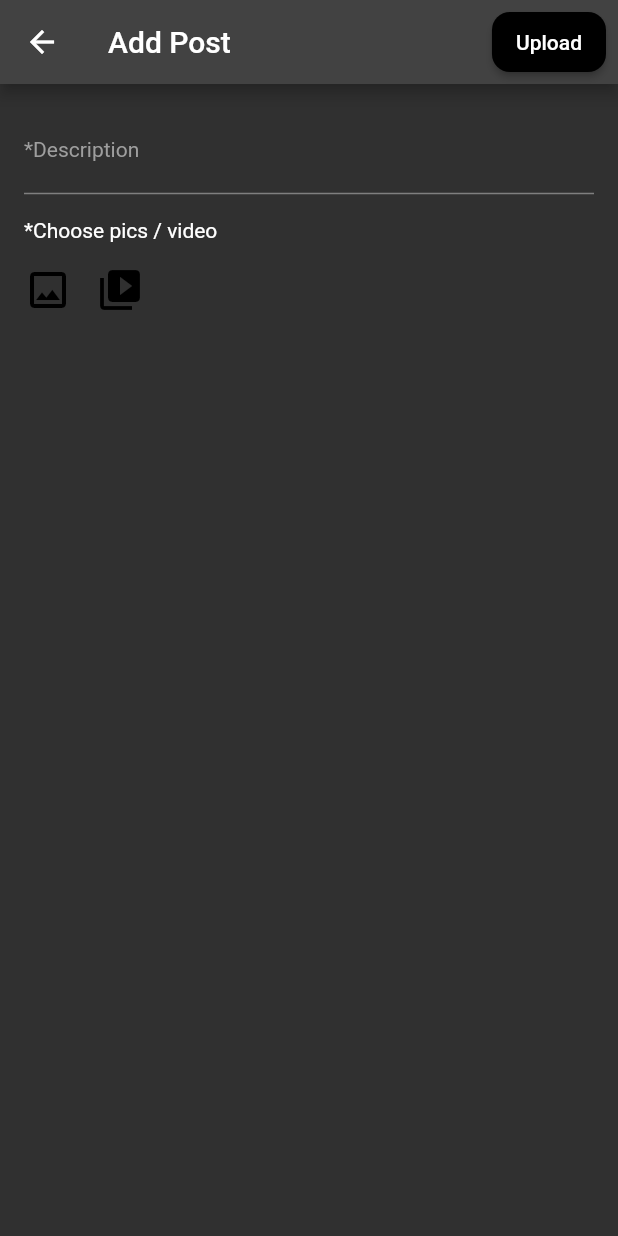
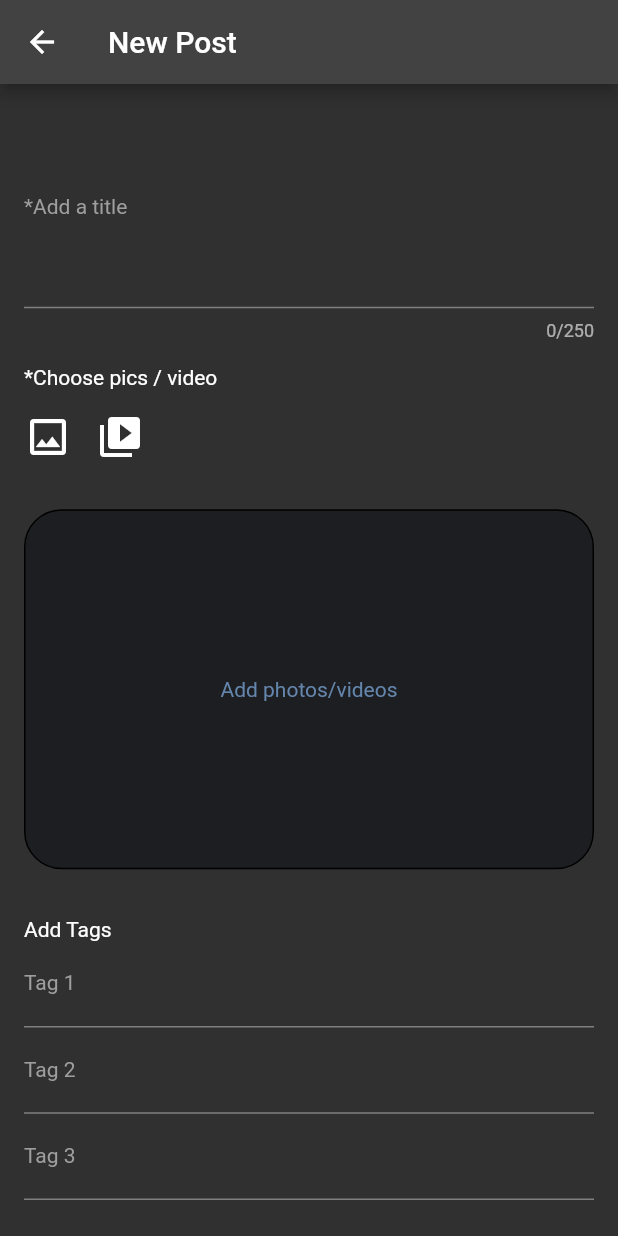
Before and after one commit to SatyamKr07/expApp, a Flutter app: the AddPost screen opened directly, on a phone screen of 412 x 824 dp. Run offline on Flutter 3.47's test engine with Material 2 defaults, Android fonts, the phone set to English and light mode, and no system bars; drawn by our look-alikes of carousel_slider; our stand-ins replace better_player, cached_network_image, cloud_firestore, firebase_auth, firebase_core, firebase_storage and 13 more; missing offline and left inert: video_compress; accounts and stored records are empty; generated files the repository leaves out were written again.

Commit message:
Add post page ui done

```diff
--- a/lib/src/central/widgets/build_swiper.dart
+++ b/lib/src/central/widgets/build_swiper.dart
@@ -31,7 +31,29 @@ class _BuildSwiperState extends State<BuildSwiper> {
   int _current = 0;
   @override
   Widget build(BuildContext context) {
-    return Stack(
+    return widget.mediaList.isEmpty
+        ? Padding(
+            padding: const EdgeInsets.all(16.0),
+            child: Container(
+              height: 240,
+              decoration: BoxDecoration(
+                border: Border.all(
+                  width: 1,
+                ),
+                borderRadius: BorderRadius.circular(25),
+                color: Color(0xff1C1E21),
+              ),
+              child: Center(
+                child: Text(
+                  "Add photos/videos",
+                  style: TextStyle(
+                    color: Color(0xff6485AC),
+                  ),
+                ),
+              ),
+            ),
+          )
+        : Stack(
             alignment: Alignment.center,
             clipBehavior: Clip.hardEdge,
             children: [
@@ -70,18 +92,20 @@ class _BuildSwiperState extends State<BuildSwiper> {
                                   child: ClipRRect(
                                     borderRadius: BorderRadius.circular(0),
                                     child: ConstrainedBox(
-                                  constraints:
-                                      BoxConstraints(maxHeight: Get.width),
+                                        constraints: BoxConstraints(
+                                            maxHeight: Get.width),
                                         child: (media.type == "image")
                                             ? CachedNetworkImage(
                                                 fit: BoxFit.cover,
                                                 imageUrl: media.url,
-                                          progressIndicatorBuilder: (context,
-                                                  url, downloadProgress) =>
+                                                progressIndicatorBuilder:
+                                                    (context, url,
+                                                            downloadProgress) =>
                                                         const Center(
                                                   child: MyLoadingWidget(),
                                                 ),
-                                          errorWidget: (context, url, error) =>
+                                                errorWidget:
+                                                    (context, url, error) =>
                                                         IconButton(
                                                   icon: const Icon(
                                                       Icons.replay_outlined),
@@ -90,7 +114,8 @@ class _BuildSwiperState extends State<BuildSwiper> {
                                                   },
                                                 ),
                                               )
-                                      : BuildBetterPlayer(videoUrl: media.url)
+                                            : BuildBetterPlayer(
+                                                videoUrl: media.url)
 
                                         // BuildVideoPlayer(
                                         //     videoUrl: media.url,
@@ -114,8 +139,8 @@ class _BuildSwiperState extends State<BuildSwiper> {
                                     child: ClipRRect(
                                       borderRadius: BorderRadius.circular(0),
                                       child: ConstrainedBox(
-                                    constraints:
-                                        BoxConstraints(maxHeight: Get.width),
+                                          constraints: BoxConstraints(
+                                              maxHeight: Get.width),
                                           // child: BuildVideoPlayer(
                                           //   videoUrl: media.url,
                                           // ),
@@ -148,7 +173,8 @@ class _BuildSwiperState extends State<BuildSwiper> {
                                       padding: const EdgeInsets.all(8.0),
                                       child: Container(
                                         decoration: BoxDecoration(
-                                    borderRadius: BorderRadius.circular(10),
+                                          borderRadius:
+                                              BorderRadius.circular(10),
                                           color: Colors.white,
                                         ),
                                         child: const Padding(
@@ -187,7 +213,8 @@ class _BuildSwiperState extends State<BuildSwiper> {
                               vertical: 8.0, horizontal: 4.0),
                           decoration: BoxDecoration(
                             shape: BoxShape.circle,
-                      color: (Theme.of(context).brightness == Brightness.dark
+                            color: (Theme.of(context).brightness ==
+                                        Brightness.dark
                                     ? Colors.white
                                     : Colors.black)
                                 .withOpacity(_current == entry.key ? 1 : 0.4),
--- a/lib/src/controllers/add_post_controller.dart
+++ b/lib/src/controllers/add_post_controller.dart
@@ -51,6 +51,9 @@ class AddPostController extends GetxController {
   List<MediaModel> mediaList = [];
 
   TextEditingController commentTextCtrl = TextEditingController();
+  TextEditingController tag1TextCtrl = TextEditingController();
+  TextEditingController tag2TextCtrl = TextEditingController();
+  TextEditingController tag3TextCtrl = TextEditingController();
   final CollectionReference _commentCollection =
       FirebaseFirestore.instance.collection('comments');
 
--- a/lib/src/pages/add_post/add_post.dart
+++ b/lib/src/pages/add_post/add_post.dart
@@ -1,6 +1,7 @@
 import 'package:commentor/src/central/services/my_logger.dart';
 import 'package:commentor/src/central/widgets/build_swiper.dart';
 import 'package:commentor/src/controllers/add_post_controller.dart';
+import 'package:commentor/src/pages/add_post/views/add_tags.dart';
 import 'package:flutter/cupertino.dart';
 import 'package:flutter/material.dart';
 import 'package:get/get.dart';
@@ -23,31 +24,8 @@ class AddPost extends StatelessWidget {
               ? Material(child: Center(child: CircularProgressIndicator()))
               : Scaffold(
                   appBar: AppBar(
-                    title: Text(!updatePost ? "Add Post" : "Update Post"),
-                    actions: [
-                      Padding(
-                        padding: const EdgeInsets.all(8.0),
-                        child: ElevatedButton(
-                          style: ElevatedButton.styleFrom(
-                            shape: RoundedRectangleBorder(
-                              borderRadius: BorderRadius.circular(12),
-                            ),
-                            primary: Colors.black,
-                            // primary: CupertinoColors.systemPurple,
-                          ),
-                          onPressed: () async {
-                            if (!updatePost) {
-                              await addBlogController.uploadPost();
-                            } else {
-                              await addBlogController.updatePost(docId: postId);
-                            }
-
-                            // logger.d('imagesUrl :${addBlogController.blogModel.picList}');
-                          },
-                          child: Text(!updatePost ? 'Upload' : "Update"),
-                        ),
-                      ),
-                    ],
+                    title: Text(!updatePost ? "New Post" : "Update Post"),
+                    actions: const [],
                   ),
                   body: ListView(
                     children: [
@@ -68,7 +46,30 @@ class AddPost extends StatelessWidget {
 
                             // imagesCount: addExchangeCtrl.imagesCount,
                           ),
-                        )
+                        ),
+                        AddTags(),
+                        Padding(
+                          padding: const EdgeInsets.all(16.0),
+                          child: ElevatedButton(
+                            style: ElevatedButton.styleFrom(
+                              shape: RoundedRectangleBorder(
+                                borderRadius: BorderRadius.circular(25),
+                              ),
+                              primary: Colors.red,
+                            ),
+                            onPressed: () async {
+                              if (!updatePost) {
+                                await addBlogController.uploadPost();
+                              } else {
+                                await addBlogController.updatePost(
+                                    docId: postId);
+                              }
+
+                              // logger.d('imagesUrl :${addBlogController.blogModel.picList}');
+                            },
+                            child: Text(!updatePost ? 'Post' : "Update"),
+                          ),
+                        ),
                       ]
                     ],
                   ),
--- a/lib/src/pages/add_post/views/add_pic.dart
+++ b/lib/src/pages/add_post/views/add_pic.dart
@@ -21,7 +21,7 @@ class AddPic extends StatelessWidget {
               },
               icon: const Icon(
                 Icons.photo_outlined,
-                color: Colors.black,
+                color: Colors.white,
                 size: 32,
               ),
             ),
@@ -32,7 +32,7 @@ class AddPic extends StatelessWidget {
               },
               icon: const Icon(
                 Icons.video_collection,
-                color: Colors.black,
+                color: Colors.white,
                 size: 32,
               ),
             ),
--- /dev/null
+++ b/lib/src/pages/add_post/views/add_tags.dart
@@ -0,0 +1,74 @@
+import 'package:commentor/src/controllers/add_post_controller.dart';
+import 'package:flutter/material.dart';
+import 'package:get/get.dart';
+
+class AddTags extends StatelessWidget {
+  AddTags({Key? key}) : super(key: key);
+  final addBlogController = Get.find<AddPostController>();
+  @override
+  Widget build(BuildContext context) {
+    return Padding(
+      padding: const EdgeInsets.all(16.0),
+      child: Column(
+        crossAxisAlignment: CrossAxisAlignment.start,
+        children: [
+          Text("Add Tags"),
+          TextField(
+            controller: addBlogController.tag1TextCtrl,
+            textCapitalization: TextCapitalization.sentences,
+            maxLines: null,
+            decoration: InputDecoration(
+              labelStyle: const TextStyle(
+                color: Colors.grey,
+                fontSize: 14,
+              ),
+              labelText: "Tag 1",
+              hintText: "Tag 1",
+              hintStyle: TextStyle(
+                color: Colors.grey[500],
+                fontSize: 14,
+                fontWeight: FontWeight.normal,
+              ),
+            ),
+          ),
+          TextField(
+            controller: addBlogController.tag2TextCtrl,
+            textCapitalization: TextCapitalization.sentences,
+            maxLines: null,
+            decoration: InputDecoration(
+              labelStyle: const TextStyle(
+                color: Colors.grey,
+                fontSize: 14,
+              ),
+              labelText: "Tag 2",
+              hintText: "Tag 2",
+              hintStyle: TextStyle(
+                color: Colors.grey[500],
+                fontSize: 14,
+                fontWeight: FontWeight.normal,
+              ),
+            ),
+          ),
+          TextField(
+            controller: addBlogController.tag3TextCtrl,
+            textCapitalization: TextCapitalization.sentences,
+            maxLines: null,
+            decoration: InputDecoration(
+              labelStyle: const TextStyle(
+                color: Colors.grey,
+                fontSize: 14,
+              ),
+              labelText: "Tag 3",
+              hintText: "Tag 3",
+              hintStyle: TextStyle(
+                color: Colors.grey[500],
+                fontSize: 14,
+                fontWeight: FontWeight.normal,
+              ),
+            ),
+          ),
+        ],
+      ),
+    );
+  }
+}
--- a/lib/src/pages/add_post/views/title_desc.dart
+++ b/lib/src/pages/add_post/views/title_desc.dart
@@ -12,25 +12,9 @@ class TitleDesc extends StatelessWidget {
       padding: const EdgeInsets.all(16.0),
       child: Column(
         children: [
-          // TextFormField(
-          //   controller: addBlogController.titleCtrl,
-          //   textCapitalization: TextCapitalization.sentences,
-          //   maxLines: null,
-          //   decoration: InputDecoration(
-          //     labelStyle: const TextStyle(
-          //       color: Colors.grey,
-          //       fontSize: 14,
-          //     ),
-          //     labelText: "*Title",
-          //     // hintText: "Title",
-          //     hintStyle: TextStyle(
-          //       color: Colors.grey[500],
-          //       fontSize: 14,
-          //       fontWeight: FontWeight.normal,
-          //     ),
-          //   ),
-          // ),
-          TextFormField(
+          TextField(
+            minLines: 5,
+            maxLength: 250,
             controller: addBlogController.descCtrl,
             textCapitalization: TextCapitalization.sentences,
             maxLines: null,
@@ -39,8 +23,8 @@ class TitleDesc extends StatelessWidget {
                 color: Colors.grey,
                 fontSize: 14,
               ),
-              labelText: "*Description",
-              hintText: "Description",
+              labelText: "*Add a title",
+              hintText: "Add a title",
               hintStyle: TextStyle(
                 color: Colors.grey[500],
                 fontSize: 14,
--- a/pubspec.yaml
+++ b/pubspec.yaml
@@ -34,6 +34,7 @@ dependencies:
   video_compress: ^3.1.0
   better_player: ^0.0.81
   story_view: ^0.13.2
+  dotted_border: ^2.0.0+2
 
 dev_dependencies:
   flutter_test:
```
Also changed, not shown: pubspec.lock. Lines whose indentation alone changed are shown as unchanged.
